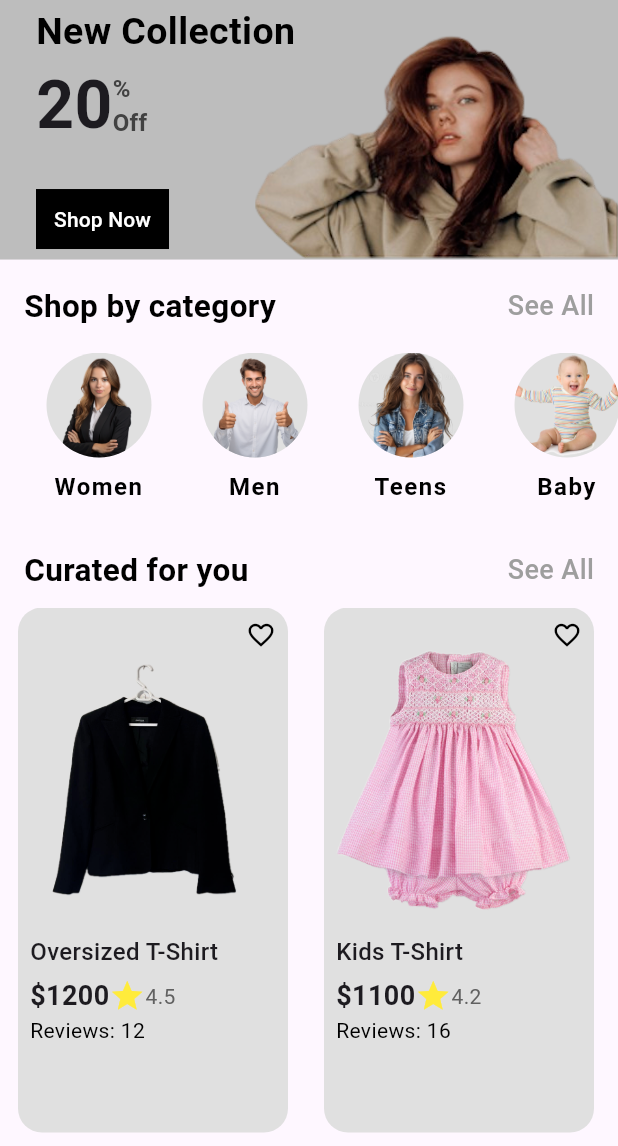
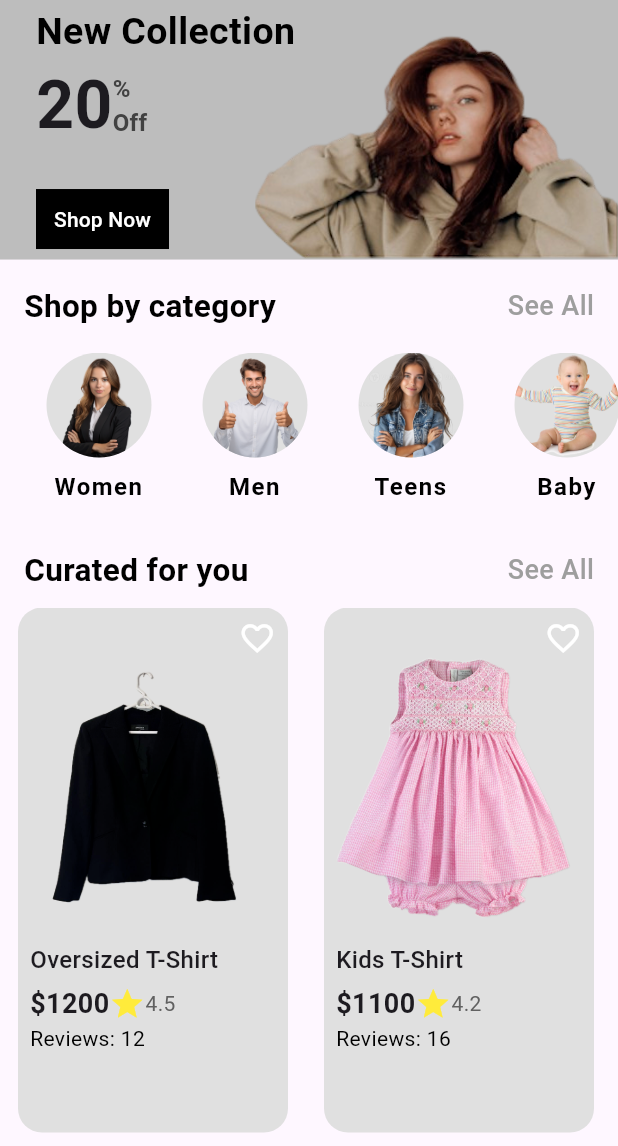
Before and after one commit to iamfarazbaloch/flutter_projects, a Flutter app: the HomePage screen opened directly, on a phone screen of 412 x 824 dp, the part 90-1236 px from its top. Run offline on Flutter 3.47's test engine with Material 3 defaults, Android fonts, the phone set to English and light mode, and no system bars; our stand-ins replace cloud_firestore, firebase_auth, firebase_core, flutter_slidable, gap, google_fonts and 4 more; missing offline and left inert: agora_rtc_engine; accounts and stored records are empty.

Commit message:
adding buttons

```diff
--- a/ecommerce_app/lib/pages/home_page.dart
+++ b/ecommerce_app/lib/pages/home_page.dart
@@ -188,8 +188,8 @@ class _HomePageState extends State<HomePage> {
                               child: Icon(
                                 Icons
                                     .favorite_border_outlined,
-                                size: 20,
-                                color: Colors.black,
+                                size: 25,
+                                color: Colors.white,
                               ),
                             ),
                             ClipRRect(
```
